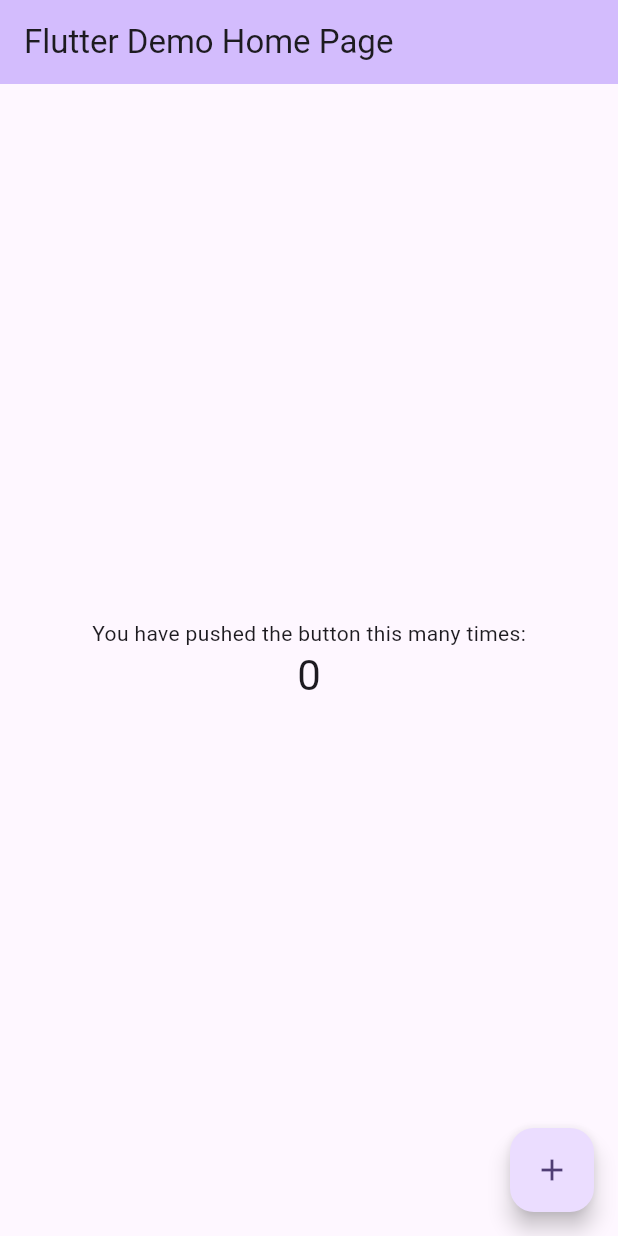
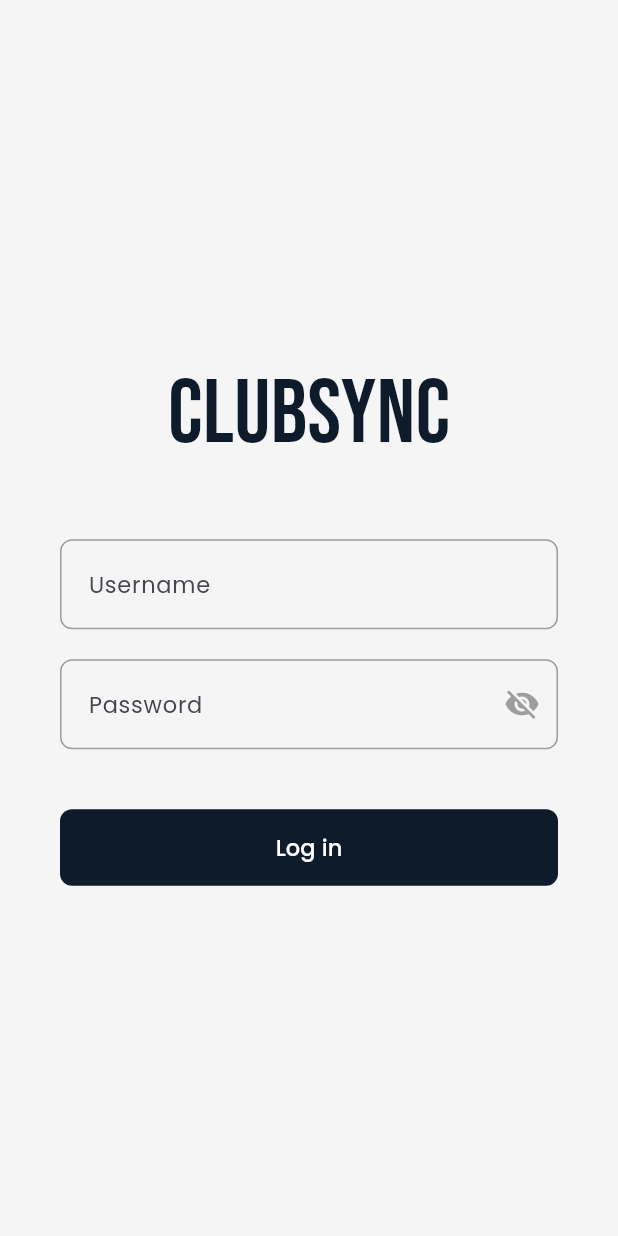
Before and after one commit to nkcardel/club-sync, a Flutter app: the screen it shows after launch, on a phone screen of 412 x 824 dp. Run offline on Flutter 3.47's test engine with Material 3 defaults, Android fonts, the phone set to English and light mode, and no system bars.

Commit message:
Landing Page + Login Page

```diff
--- a/lib/main.dart
+++ b/lib/main.dart
@@ -1,125 +1,18 @@
+import 'package:club_sync/screens/screens.dart';
 import 'package:flutter/material.dart';
 
 void main() {
-  runApp(const MyApp());
+  runApp(const Home());
 }
 
-class MyApp extends StatelessWidget {
-  const MyApp({super.key});
+class Home extends StatelessWidget {
+  const Home({super.key});
 
-  // This widget is the root of your application.
   @override
   Widget build(BuildContext context) {
-    return MaterialApp(
-      title: 'Flutter Demo',
-      theme: ThemeData(
-        // This is the theme of your application.
-        //
-        // TRY THIS: Try running your application with "flutter run". You'll see
-        // the application has a purple toolbar. Then, without quitting the app,
-        // try changing the seedColor in the colorScheme below to Colors.green
-        // and then invoke "hot reload" (save your changes or press the "hot
-        // reload" button in a Flutter-supported IDE, or press "r" if you used
-        // the command line to start the app).
-        //
-        // Notice that the counter didn't reset back to zero; the application
-        // state is not lost during the reload. To reset the state, use hot
-        // restart instead.
-        //
-        // This works for code too, not just values: Most code changes can be
-        // tested with just a hot reload.
-        colorScheme: ColorScheme.fromSeed(seedColor: Colors.deepPurple),
-        useMaterial3: true,
-      ),
-      home: const MyHomePage(title: 'Flutter Demo Home Page'),
+    return const MaterialApp(
+      title: 'Club Sync',
+      home: LandingPage(),
     );
   }
 }
-
-class MyHomePage extends StatefulWidget {
-  const MyHomePage({super.key, required this.title});
-
-  // This widget is the home page of your application. It is stateful, meaning
-  // that it has a State object (defined below) that contains fields that affect
-  // how it looks.
-
-  // This class is the configuration for the state. It holds the values (in this
-  // case the title) provided by the parent (in this case the App widget) and
-  // used by the build method of the State. Fields in a Widget subclass are
-  // always marked "final".
-
-  final String title;
-
-  @override
-  State<MyHomePage> createState() => _MyHomePageState();
-}
-
-class _MyHomePageState extends State<MyHomePage> {
-  int _counter = 0;
-
-  void _incrementCounter() {
-    setState(() {
-      // This call to setState tells the Flutter framework that something has
-      // changed in this State, which causes it to rerun the build method below
-      // so that the display can reflect the updated values. If we changed
-      // _counter without calling setState(), then the build method would not be
-      // called again, and so nothing would appear to happen.
-      _counter++;
-    });
-  }
-
-  @override
-  Widget build(BuildContext context) {
-    // This method is rerun every time setState is called, for instance as done
-    // by the _incrementCounter method above.
-    //
-    // The Flutter framework has been optimized to make rerunning build methods
-    // fast, so that you can just rebuild anything that needs updating rather
-    // than having to individually change instances of widgets.
-    return Scaffold(
-      appBar: AppBar(
-        // TRY THIS: Try changing the color here to a specific color (to
-        // Colors.amber, perhaps?) and trigger a hot reload to see the AppBar
-        // change color while the other colors stay the same.
-        backgroundColor: Theme.of(context).colorScheme.inversePrimary,
-        // Here we take the value from the MyHomePage object that was created by
-        // the App.build method, and use it to set our appbar title.
-        title: Text(widget.title),
-      ),
-      body: Center(
-        // Center is a layout widget. It takes a single child and positions it
-        // in the middle of the parent.
-        child: Column(
-          // Column is also a layout widget. It takes a list of children and
-          // arranges them vertically. By default, it sizes itself to fit its
-          // children horizontally, and tries to be as tall as its parent.
-          //
-          // Column has various properties to control how it sizes itself and
-          // how it positions its children. Here we use mainAxisAlignment to
-          // center the children vertically; the main axis here is the vertical
-          // axis because Columns are vertical (the cross axis would be
-          // horizontal).
-          //
-          // TRY THIS: Invoke "debug painting" (choose the "Toggle Debug Paint"
-          // action in the IDE, or press "p" in the console), to see the
-          // wireframe for each widget.
-          mainAxisAlignment: MainAxisAlignment.center,
-          children: <Widget>[
-            const Text(
-              'You have pushed the button this many times:',
-            ),
-            Text(
-              '$_counter',
-              style: Theme.of(context).textTheme.headlineMedium,
-            ),
-          ],
-        ),
-      ),
-      floatingActionButton: FloatingActionButton(
-        onPressed: _incrementCounter,
-        tooltip: 'Increment',
-        child: const Icon(Icons.add),
-      ), // This trailing comma makes auto-formatting nicer for build methods.
-    );
-  }
-}
--- /dev/null
+++ b/lib/screens/landing_page.dart
@@ -0,0 +1,53 @@
+import 'package:club_sync/screens/screens.dart';
+import 'package:club_sync/style/style.dart';
+import 'package:flutter/material.dart';
+
+class LandingPage extends StatefulWidget {
+  const LandingPage({super.key});
+
+  @override
+  State<LandingPage> createState() => _LandingPageState();
+}
+
+class _LandingPageState extends State<LandingPage> {
+  @override
+  void initState() {
+    super.initState();
+    Future.delayed(const Duration(seconds: 3), () {
+      Navigator.of(context).push(createRoute());
+    });
+  }
+
+  @override
+  Widget build(BuildContext context) {
+    return const Scaffold(
+      backgroundColor: CSColors.primaryColor,
+      body: Center(
+        child: Text(
+          'ClubSync',
+          style: TextStyle(
+            fontFamily: 'BebasNeue',
+            fontSize: 60,
+            fontWeight: FontWeight.w400,
+            color: CSColors.white,
+          ),
+        ),
+      ),
+    );
+  }
+}
+
+Route createRoute() {
+  return PageRouteBuilder(
+    pageBuilder: (context, animation, secondaryAnimation) => const LoginPage(),
+    transitionsBuilder: (context, animation, secondaryAnimation, child) {
+      const begin = Offset(0.0, 1.0);
+      const end = Offset.zero;
+      const curve = Curves.ease;
+
+      var tween = Tween(begin: begin, end: end).chain(CurveTween(curve: curve));
+
+      return SlideTransition(position: animation.drive(tween), child: child);
+    },
+  );
+}
--- /dev/null
+++ b/lib/screens/login_page.dart
@@ -0,0 +1,55 @@
+import 'package:club_sync/style/style.dart';
+import 'package:club_sync/widgets/widgets.dart';
+import 'package:flutter/material.dart';
+
+class LoginPage extends StatelessWidget {
+  const LoginPage({super.key});
+
+  @override
+  Widget build(BuildContext context) {
+    final TextEditingController usernameController = TextEditingController();
+    final TextEditingController passwordController = TextEditingController();
+
+    return Scaffold(
+      backgroundColor: CSColors.softWhite,
+      body: Padding(
+        padding: const EdgeInsets.symmetric(horizontal: 40.0),
+        child: Column(
+          mainAxisAlignment: MainAxisAlignment.center,
+          children: [
+            const Text(
+              'ClubSync',
+              style: TextStyle(
+                fontFamily: 'BebasNeue',
+                fontSize: 60,
+                fontWeight: FontWeight.w400,
+                color: CSColors.primaryColor,
+              ),
+            ),
+            const SizedBox(height: 40),
+            CSTextField(
+              controller: usernameController,
+              labelText: 'Username',
+            ),
+            const SizedBox(height: 20),
+            CSTextField(
+              controller: passwordController,
+              labelText: 'Password',
+              csTextFieldType: CSTextFieldType.password,
+            ),
+            const SizedBox(height: 40),
+            const Row(
+              children: [
+                Expanded(
+                  child: CSButton(
+                    label: 'Log in',
+                  ),
+                ),
+              ],
+            ),
+          ],
+        ),
+      ),
+    );
+  }
+}
--- /dev/null
+++ b/lib/screens/screens.dart
@@ -0,0 +1,2 @@
+export 'package:club_sync/screens/landing_page.dart';
+export 'package:club_sync/screens/login_page.dart';
--- /dev/null
+++ b/lib/style/cs_colors.dart
@@ -0,0 +1,12 @@
+import 'package:flutter/material.dart';
+
+class CSColors {
+  static const Color primaryColor = Color(0xFF0D1B2A);
+  static const Color accentColorGold = Color(0xFFFFD700);
+  static const Color accentColorDeepBurgundy = Color(0xFF800020);
+  static const Color accentColorRoyalPurple = Color(0xFF8A2BE2);
+
+  static const Color white = Color(0xFFFFFFFF);
+  static const Color softWhite = Color(0xFFF5F5F5);
+  static const Color errorColor = Color(0xFFB00020);
+}
--- /dev/null
+++ b/lib/style/style.dart
@@ -0,0 +1 @@
+export 'package:club_sync/style/cs_colors.dart';
--- /dev/null
+++ b/lib/widgets/cs_button.dart
@@ -0,0 +1,39 @@
+import 'package:club_sync/style/style.dart';
+import 'package:flutter/material.dart';
+
+class CSButton extends StatelessWidget {
+  final void Function()? onPressed;
+  final String label;
+
+  const CSButton({
+    super.key,
+    required this.label,
+    this.onPressed,
+  });
+
+  @override
+  Widget build(BuildContext context) {
+    return ElevatedButton(
+      onPressed: onPressed,
+      style: ElevatedButton.styleFrom(
+          backgroundColor: CSColors.primaryColor,
+          disabledBackgroundColor: CSColors.primaryColor,
+          foregroundColor: CSColors.white,
+          shadowColor: CSColors.primaryColor,
+          surfaceTintColor: CSColors.primaryColor,
+          shape: RoundedRectangleBorder(
+            borderRadius: BorderRadius.circular(8),
+          ),
+          padding: const EdgeInsets.symmetric(vertical: 15)),
+      child: Text(
+        label,
+        style: const TextStyle(
+          fontFamily: 'Poppins',
+          fontSize: 15,
+          fontWeight: FontWeight.w500,
+          color: CSColors.white,
+        ),
+      ),
+    );
+  }
+}
--- /dev/null
+++ b/lib/widgets/cs_text_field.dart
@@ -0,0 +1,98 @@
+import 'package:club_sync/style/style.dart';
+import 'package:flutter/material.dart';
+
+enum CSTextFieldType { text, password }
+
+class CSTextField extends StatefulWidget {
+  final TextEditingController controller;
+  final String? labelText;
+  final String? Function(String?)? validator;
+  final CSTextFieldType csTextFieldType;
+
+  const CSTextField({
+    super.key,
+    required this.controller,
+    this.labelText,
+    this.validator,
+    this.csTextFieldType = CSTextFieldType.text,
+  });
+
+  @override
+  State<CSTextField> createState() => _CSTextFieldState();
+}
+
+class _CSTextFieldState extends State<CSTextField> {
+  Widget suffixIcon = const SizedBox();
+  bool showPassword = false;
+
+  @override
+  Widget build(BuildContext context) {
+    switch (widget.csTextFieldType) {
+      case CSTextFieldType.password:
+        suffixIcon = IconButton(
+          icon: Icon(
+            showPassword ? Icons.visibility : Icons.visibility_off,
+          ),
+          color: Colors.grey,
+          highlightColor: Colors.transparent,
+          onPressed: () {
+            setState(() {
+              showPassword = !showPassword;
+            });
+          },
+        );
+        break;
+      case CSTextFieldType.text:
+      default:
+        suffixIcon = const SizedBox();
+        break;
+    }
+
+    return TextFormField(
+      controller: widget.controller,
+      obscureText: showPassword,
+      decoration: InputDecoration(
+        labelText: widget.labelText,
+        labelStyle: const TextStyle(
+          fontFamily: 'Poppins',
+          fontSize: 15,
+          fontWeight: FontWeight.w400,
+        ),
+        floatingLabelAlignment: FloatingLabelAlignment.start,
+        floatingLabelBehavior: FloatingLabelBehavior.auto,
+        floatingLabelStyle: const TextStyle(
+            fontFamily: 'Poppins',
+            fontSize: 15,
+            fontWeight: FontWeight.w500,
+            color: CSColors.primaryColor),
+        enabledBorder: OutlineInputBorder(
+          borderSide: const BorderSide(color: Colors.grey),
+          borderRadius: BorderRadius.circular(8),
+        ),
+        focusedBorder: OutlineInputBorder(
+          borderSide: const BorderSide(
+            color: CSColors.primaryColor,
+          ),
+          borderRadius: BorderRadius.circular(8),
+        ),
+        errorBorder: OutlineInputBorder(
+          borderSide: const BorderSide(
+            color: CSColors.errorColor,
+          ),
+          borderRadius: BorderRadius.circular(8),
+        ),
+        focusedErrorBorder: OutlineInputBorder(
+          borderSide: const BorderSide(
+            color: CSColors.errorColor,
+          ),
+          borderRadius: BorderRadius.circular(8),
+        ),
+        contentPadding:
+            const EdgeInsets.symmetric(horizontal: 15, vertical: 18),
+        suffixIcon: suffixIcon,
+      ),
+      cursorColor: CSColors.primaryColor,
+      validator: widget.validator,
+    );
+  }
+}
--- /dev/null
+++ b/lib/widgets/widgets.dart
@@ -0,0 +1,2 @@
+export 'package:club_sync/widgets/cs_button.dart';
+export 'package:club_sync/widgets/cs_text_field.dart';
```
Also changed, not shown: pubspec.yaml (+18 -15 lines), assets/fonts/BebasNeue-Regular.ttf (added), assets/fonts/Poppins-Bold.ttf (added), assets/fonts/Poppins-Light.ttf (added), assets/fonts/Poppins-Medium.ttf (added), assets/fonts/Poppins-Regular.ttf (added).
